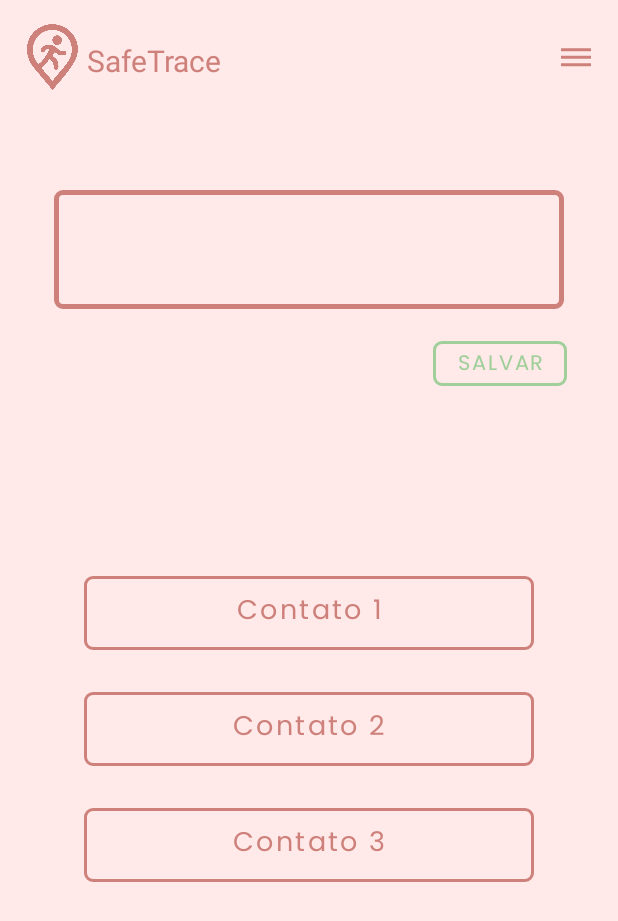
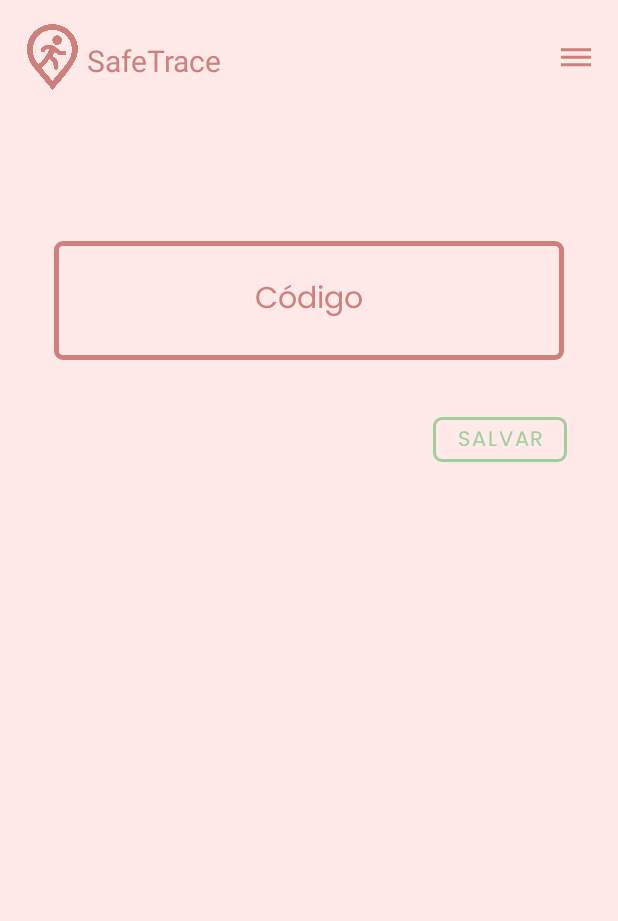
Before and after one commit to SafeTrace-Univates/safetrace-app, an Android app: the CadastroContatosActivity screen opened directly, with no data from a screen before it, on a phone screen of 412 x 824 dp. Shown: the top 921 px of the screen. Run offline under Robolectric (Android 15) with nearby library versions, the phone set to English and light mode, and no system bars; Roboto replaces fonts that are not available here.

Commit message:
Correções do Menu, a tela que abre, e da tela de Contatos de Confiança

```diff
--- a/app/src/main/java/com/example/safetrace/CadastroContatosActivity.java
+++ b/app/src/main/java/com/example/safetrace/CadastroContatosActivity.java
@@ -4,26 +4,40 @@ import android.content.Intent;
 import android.net.Uri;
 import android.os.Bundle;
 import android.text.TextUtils;
+import android.view.MenuItem;
+import android.view.View;
 import android.widget.EditText;
+import android.widget.ImageView;
+import android.widget.LinearLayout;
+import android.widget.ScrollView;
 import android.widget.Toast;
 
+import java.util.ArrayList;
+import java.util.List;
+
 import androidx.activity.OnBackPressedCallback;
+import androidx.annotation.NonNull;
+import androidx.appcompat.app.ActionBarDrawerToggle;
 import androidx.appcompat.app.AppCompatActivity;
+import androidx.drawerlayout.widget.DrawerLayout;
 
 import com.google.android.material.button.MaterialButton;
+import com.google.android.material.navigation.NavigationView;
 
-public class CadastroContatosActivity extends AppCompatActivity {
+public class CadastroContatosActivity extends AppCompatActivity implements NavigationView.OnNavigationItemSelectedListener {
 
     private EditText editTextCodigo;
     private MaterialButton buttonSalvar;
-    private MaterialButton buttonContato1;
-    private MaterialButton buttonContato2;
-    private MaterialButton buttonContato3;
+    private ImageView imageViewMenu;
+    private ScrollView scrollViewContatos;
+    private LinearLayout layoutContatos;
 
-    // Simulação de contatos salvos (pode ser expandido com banco de dados)
-    private String contato1 = "";
-    private String contato2 = "";
-    private String contato3 = "";
+    private DrawerLayout drawerLayout;
+    private NavigationView navigationView;
+    private ActionBarDrawerToggle toggle;
+
+    // Lista dinâmica de contatos
+    private List<String> contatos = new ArrayList<>();
 
     @Override
     protected void onCreate(Bundle savedInstanceState) {
@@ -31,62 +45,44 @@ public class CadastroContatosActivity extends AppCompatActivity {
         setContentView(R.layout.activity_cadastro_contatos);
 
         initializeViews();
+        setupDrawer();
         setupClickListeners();
-        setupFocusListener();
-        setupBackPressedCallback();
-        updateContactButtons();
+        updateContactList();
     }
 
     private void initializeViews() {
         editTextCodigo = findViewById(R.id.editTextCodigo);
         buttonSalvar = findViewById(R.id.buttonSalvar);
-        buttonContato1 = findViewById(R.id.buttonContato1);
-        buttonContato2 = findViewById(R.id.buttonContato2);
-        buttonContato3 = findViewById(R.id.buttonContato3);
+        imageViewMenu = findViewById(R.id.imageViewMenu);
+        scrollViewContatos = findViewById(R.id.scrollViewContatos);
+        layoutContatos = findViewById(R.id.layoutContatos);
+
+        drawerLayout = findViewById(R.id.drawer_layout);
+        navigationView = findViewById(R.id.nav_view);
+    }
+
+    private void setupDrawer() {
+        toggle = new ActionBarDrawerToggle(this, drawerLayout, R.string.navigation_drawer_open, R.string.navigation_drawer_close);
+        drawerLayout.addDrawerListener(toggle);
+        toggle.syncState();
+
+        navigationView.setNavigationItemSelectedListener(this);
     }
 
     private void setupClickListeners() {
         buttonSalvar.setOnClickListener(v -> saveContact());
 
-        buttonContato1.setOnClickListener(v -> {
-            if (!TextUtils.isEmpty(contato1)) {
-                makeCall(contato1);
-            } else {
-                Toast.makeText(CadastroContatosActivity.this, getString(R.string.contact1_not_configured), Toast.LENGTH_SHORT).show();
-            }
-        });
-
-        buttonContato2.setOnClickListener(v -> {
-            if (!TextUtils.isEmpty(contato2)) {
-                makeCall(contato2);
-            } else {
-                Toast.makeText(CadastroContatosActivity.this, getString(R.string.contact2_not_configured), Toast.LENGTH_SHORT).show();
-            }
-        });
-
-        buttonContato3.setOnClickListener(v -> {
-            if (!TextUtils.isEmpty(contato3)) {
-                makeCall(contato3);
-            } else {
-                Toast.makeText(CadastroContatosActivity.this, getString(R.string.contact3_not_configured), Toast.LENGTH_SHORT).show();
-            }
+        // Menu - abre o drawer lateral
+        imageViewMenu.setOnClickListener(v -> {
+            drawerLayout.openDrawer(navigationView);
         });
     }
 
-    private void setupFocusListener() {
-        editTextCodigo.setOnFocusChangeListener((v, hasFocus) -> {
-            if (hasFocus && editTextCodigo.getText().toString().equals(getString(R.string.code_placeholder))) {
-                editTextCodigo.setText("");
-            } else if (!hasFocus && TextUtils.isEmpty(editTextCodigo.getText().toString())) {
-                editTextCodigo.setText(getString(R.string.code_placeholder));
-            }
-        });
-    }
 
     private void saveContact() {
         String codigo = editTextCodigo.getText().toString().trim();
 
-        if (TextUtils.isEmpty(codigo) || codigo.equals(getString(R.string.code_placeholder))) {
+        if (TextUtils.isEmpty(codigo)) {
             Toast.makeText(this, getString(R.string.enter_contact_code), Toast.LENGTH_SHORT).show();
             editTextCodigo.requestFocus();
             return;
@@ -101,47 +97,126 @@ public class CadastroContatosActivity extends AppCompatActivity {
             return;
         }
 
-        // Salvar no primeiro slot vazio
-        if (TextUtils.isEmpty(contato1)) {
-            contato1 = codigo;
-            Toast.makeText(this, getString(R.string.contact1_saved, codigo), Toast.LENGTH_SHORT).show();
-        } else if (TextUtils.isEmpty(contato2)) {
-            contato2 = codigo;
-            Toast.makeText(this, getString(R.string.contact2_saved, codigo), Toast.LENGTH_SHORT).show();
-        } else if (TextUtils.isEmpty(contato3)) {
-            contato3 = codigo;
-            Toast.makeText(this, getString(R.string.contact3_saved, codigo), Toast.LENGTH_SHORT).show();
-        } else {
-            Toast.makeText(this, getString(R.string.all_contacts_filled), Toast.LENGTH_SHORT).show();
+        // Verificar se o contato já existe
+        if (contatos.contains(codigo)) {
+            Toast.makeText(this, "Este contato já foi cadastrado", Toast.LENGTH_SHORT).show();
+            editTextCodigo.requestFocus();
             return;
         }
 
-        editTextCodigo.setText(getString(R.string.code_placeholder));
-        updateContactButtons();
+        // Adicionar contato à lista
+        contatos.add(codigo);
+        Toast.makeText(this, "Contato salvo: " + codigo, Toast.LENGTH_SHORT).show();
+
+        editTextCodigo.setText("");
+        updateContactList();
+
+        // Manter o foco no campo de código para facilitar cadastro de mais contatos
+        editTextCodigo.requestFocus();
     }
 
-    private void updateContactButtons() {
-        buttonContato1.setText(TextUtils.isEmpty(contato1) ? getString(R.string.contact1) : getString(R.string.contact1) + "\n" + contato1);
-        buttonContato2.setText(TextUtils.isEmpty(contato2) ? getString(R.string.contact2) : getString(R.string.contact2) + "\n" + contato2);
-        buttonContato3.setText(TextUtils.isEmpty(contato3) ? getString(R.string.contact3) : getString(R.string.contact3) + "\n" + contato3);
+    private void updateContactList() {
+        // Verificar se os componentes estão inicializados
+        if (layoutContatos == null || scrollViewContatos == null) {
+            return;
+        }
+
+        // Limpar a lista atual
+        layoutContatos.removeAllViews();
+
+        // Mostrar lista apenas se houver contatos cadastrados
+        if (contatos.isEmpty()) {
+            scrollViewContatos.setVisibility(View.GONE);
+            return;
+        }
+
+        scrollViewContatos.setVisibility(View.VISIBLE);
+
+        // Criar botões dinamicamente para cada contato
+        for (int i = 0; i < contatos.size(); i++) {
+            String contato = contatos.get(i);
+            if (contato != null && !contato.isEmpty()) {
+                MaterialButton button = createContactButton(contato, i);
+                layoutContatos.addView(button);
+            }
+        }
+    }
+
+    private MaterialButton createContactButton(String phoneNumber, int index) {
+        MaterialButton button = new MaterialButton(this);
+
+        // Verificar se o número de telefone é válido
+        if (phoneNumber == null || phoneNumber.isEmpty()) {
+            return button;
+        }
+
+        // Configurar layout
+        LinearLayout.LayoutParams params = new LinearLayout.LayoutParams(
+            (int) (250 * getResources().getDisplayMetrics().density), // 250dp
+            (int) (61 * getResources().getDisplayMetrics().density)   // 61dp
+        );
+        params.setMargins(0, (int) (8 * getResources().getDisplayMetrics().density), 0, (int) (8 * getResources().getDisplayMetrics().density));
+        button.setLayoutParams(params);
+
+        // Configurar aparência
+        button.setText(phoneNumber);
+        button.setTextSize(18);
+        button.setTextColor(getResources().getColor(R.color.primaria));
+        button.setBackgroundTintList(getResources().getColorStateList(android.R.color.transparent));
+        button.setStrokeColor(getResources().getColorStateList(R.color.primaria));
+        button.setStrokeWidth((int) (2 * getResources().getDisplayMetrics().density));
+        button.setCornerRadius((int) (6 * getResources().getDisplayMetrics().density));
+        button.setRippleColor(getResources().getColorStateList(R.color.primaria));
+        button.setAllCaps(false);
+
+        // Remover efeitos de sombra
+        button.setElevation(0);
+        button.setStateListAnimator(null);
+
+        // Configurar click listener
+        button.setOnClickListener(v -> makeCall(phoneNumber));
+
+        return button;
     }
 
     private void makeCall(String phoneNumber) {
-        Intent callIntent = new Intent(Intent.ACTION_CALL);
-        callIntent.setData(Uri.parse("tel:" + phoneNumber));
-        startActivity(callIntent);
+        Intent dialIntent = new Intent(Intent.ACTION_DIAL);
+        dialIntent.setData(Uri.parse("tel:" + phoneNumber));
+        startActivity(dialIntent);
     }
 
-    private void setupBackPressedCallback() {
-        OnBackPressedCallback callback = new OnBackPressedCallback(true) {
-            @Override
-            public void handleOnBackPressed() {
-                // Voltar para MainActivity
-                Intent intent = new Intent(CadastroContatosActivity.this, MainActivity.class);
-                startActivity(intent);
-                finish();
-            }
-        };
-        getOnBackPressedDispatcher().addCallback(this, callback);
+
+    @Override
+    public void onBackPressed() {
+        if (drawerLayout.isDrawerOpen(navigationView)) {
+            drawerLayout.closeDrawer(navigationView);
+        } else {
+            // Usar comportamento padrão do Android
+            super.onBackPressed();
+        }
+    }
+
+    @Override
+    public boolean onNavigationItemSelected(@NonNull MenuItem item) {
+        int id = item.getItemId();
+
+        if (id == R.id.nav_home) {
+            // Navegar para a tela principal
+            Intent intent = new Intent(this, MainActivity.class);
+            startActivity(intent);
+            finish();
+        } else if (id == R.id.nav_contatos_confianca) {
+            // Já estamos na tela de contatos de confiança, apenas fechar o drawer
+            drawerLayout.closeDrawer(navigationView);
+        } else if (id == R.id.nav_logout) {
+            // Fazer logout - voltar para tela de login
+            Intent intent = new Intent(this, LoginActivity.class);
+            intent.setFlags(Intent.FLAG_ACTIVITY_NEW_TASK | Intent.FLAG_ACTIVITY_CLEAR_TASK);
+            startActivity(intent);
+            finish();
+        }
+
+        drawerLayout.closeDrawer(navigationView);
+        return true;
     }
 }
--- a/app/src/main/java/com/example/safetrace/MainActivity.java
+++ b/app/src/main/java/com/example/safetrace/MainActivity.java
@@ -109,7 +109,10 @@ public class MainActivity extends AppCompatActivity implements NavigationView.On
     public boolean onNavigationItemSelected(@NonNull MenuItem item) {
         int id = item.getItemId();
 
-        if (id == R.id.nav_contatos_confianca) {
+        if (id == R.id.nav_home) {
+            // Já estamos na tela principal, apenas fechar o drawer
+            drawerLayout.closeDrawer(navigationView);
+        } else if (id == R.id.nav_contatos_confianca) {
             // Navegar para a tela de contatos de confiança
             Intent intent = new Intent(this, CadastroContatosActivity.class);
             startActivity(intent);
--- /dev/null
+++ b/app/src/main/res/drawable/baseline_home_24.xml
@@ -0,0 +1,10 @@
+<vector xmlns:android="http://schemas.android.com/apk/res/android"
+    android:width="24dp"
+    android:height="24dp"
+    android:viewportWidth="24"
+    android:viewportHeight="24"
+    android:tint="?attr/colorOnSurface">
+  <path
+      android:fillColor="@android:color/white"
+      android:pathData="M10,20v-6h4v6h5v-8h3L12,3 2,12h3v8z"/>
+</vector>
--- a/app/src/main/res/layout/activity_cadastro_contatos.xml
+++ b/app/src/main/res/layout/activity_cadastro_contatos.xml
@@ -1,7 +1,13 @@
 <?xml version="1.0" encoding="utf-8"?>
+<androidx.drawerlayout.widget.DrawerLayout xmlns:android="http://schemas.android.com/apk/res/android"
+    xmlns:app="http://schemas.android.com/apk/res-auto"
+    xmlns:tools="http://schemas.android.com/tools"
+    android:id="@+id/drawer_layout"
+    android:layout_width="match_parent"
+    android:layout_height="match_parent"
+    tools:openDrawer="end">
+
 <androidx.constraintlayout.widget.ConstraintLayout
-    xmlns:android="http://schemas.android.com/apk/res/android"
-    xmlns:app="http://schemas.android.com/apk/res-auto"
     android:id="@+id/cadastroContatos"
     android:layout_width="match_parent"
     android:layout_height="match_parent"
@@ -41,7 +47,7 @@
         android:layout_width="wrap_content"
         android:layout_height="wrap_content"
         android:orientation="horizontal"
-        app:layout_constraintGuide_begin="272dp" />
+        app:layout_constraintGuide_begin="340dp" />
 
 
     <androidx.constraintlayout.widget.Guideline
@@ -109,10 +115,11 @@
         android:layout_height="wrap_content"
         android:ems="10"
         android:fontFamily="@font/poppins"
-        android:inputType="text"
-        android:text="Código"
+        android:inputType="phone"
+        android:hint="Código"
         android:textAlignment="center"
         android:textColor="@color/primaria"
+        android:textColorHint="@color/primaria"
         android:background="@android:color/transparent"
         android:textSize="20sp"
         app:layout_constraintBottom_toBottomOf="@+id/buttonBordaCodigo"
@@ -144,8 +151,9 @@
     <!-- ScrollView Contatos -->
     <ScrollView
         android:id="@+id/scrollViewContatos"
-        android:layout_width="340dp"
-        android:layout_height="340dp"
+        android:layout_width="310dp"
+        android:layout_height="350dp"
+        android:visibility="gone"
         app:layout_constraintBottom_toTopOf="@+id/guidelineBordaFim"
         app:layout_constraintEnd_toStartOf="@+id/guidelineBordaDireita"
         app:layout_constraintStart_toStartOf="@+id/guidelineBordaEsquerda"
@@ -154,69 +162,26 @@
 
         <LinearLayout
             android:id="@+id/layoutContatos"
-            android:layout_width="340dp"
+            android:layout_width="310dp"
             android:layout_height="wrap_content"
             android:gravity="center_horizontal"
             android:orientation="vertical"
             android:paddingTop="4dp"
             android:paddingBottom="4dp">
 
-            <!-- botões de contato -->
-            <com.google.android.material.button.MaterialButton
-                android:id="@+id/buttonContato1"
-                android:layout_width="300dp"
-                android:layout_height="61dp"
-                android:layout_marginTop="8dp"
-                android:layout_marginBottom="8dp"
-                android:backgroundTint="@android:color/transparent"
-                android:fontFamily="@font/poppins"
-                android:stateListAnimator="@null"
-                android:text="Contato 1"
-                android:textAllCaps="false"
-                android:textColor="@color/primaria"
-                android:textSize="18sp"
-                app:cornerRadius="6dp"
-                app:rippleColor="@color/primaria"
-                app:strokeColor="@color/primaria"
-                app:strokeWidth="2dp" />
-
-            <com.google.android.material.button.MaterialButton
-                android:id="@+id/buttonContato2"
-                android:layout_width="300dp"
-                android:layout_height="61dp"
-                android:layout_marginTop="8dp"
-                android:layout_marginBottom="8dp"
-                android:backgroundTint="@android:color/transparent"
-                android:fontFamily="@font/poppins"
-                android:stateListAnimator="@null"
-                android:text="Contato 2"
-                android:textAllCaps="false"
-                android:textColor="@color/primaria"
-                android:textSize="18sp"
-                app:cornerRadius="6dp"
-                app:rippleColor="@color/primaria"
-                app:strokeColor="@color/primaria"
-                app:strokeWidth="2dp" />
-
-            <com.google.android.material.button.MaterialButton
-                android:id="@+id/buttonContato3"
-                android:layout_width="300dp"
-                android:layout_height="61dp"
-                android:layout_marginTop="8dp"
-                android:layout_marginBottom="8dp"
-                android:backgroundTint="@android:color/transparent"
-                android:fontFamily="@font/poppins"
-                android:stateListAnimator="@null"
-                android:text="Contato 3"
-                android:textAllCaps="false"
-                android:textColor="@color/primaria"
-                android:textSize="18sp"
-                app:cornerRadius="6dp"
-                app:rippleColor="@color/primaria"
-                app:strokeColor="@color/primaria"
-                app:strokeWidth="2dp" />
+            <!-- Botões de contato serão criados dinamicamente aqui -->
 
         </LinearLayout>
     </ScrollView>
 
 </androidx.constraintlayout.widget.ConstraintLayout>
+
+<com.google.android.material.navigation.NavigationView
+    android:id="@+id/nav_view"
+    android:layout_width="wrap_content"
+    android:layout_height="match_parent"
+    android:layout_gravity="end"
+    app:headerLayout="@layout/nav_header_main"
+    app:menu="@menu/activity_main_drawer" />
+
+</androidx.drawerlayout.widget.DrawerLayout>
--- a/app/src/main/res/layout/activity_main.xml
+++ b/app/src/main/res/layout/activity_main.xml
@@ -230,7 +230,7 @@
         android:id="@+id/nav_view"
         android:layout_width="wrap_content"
         android:layout_height="match_parent"
-        android:layout_gravity="start"
+        android:layout_gravity="end"
         app:headerLayout="@layout/nav_header_main"
         app:menu="@menu/activity_main_drawer" />
 
--- a/app/src/main/res/menu/activity_main_drawer.xml
+++ b/app/src/main/res/menu/activity_main_drawer.xml
@@ -4,6 +4,10 @@
     tools:showIn="navigation_view">
 
     <group android:checkableBehavior="single">
+        <item
+            android:id="@+id/nav_home"
+            android:icon="@drawable/baseline_home_24"
+            android:title="Home" />
         <item
             android:id="@+id/nav_contatos_confianca"
             android:icon="@drawable/baseline_contacts_24"
```
Also changed, not shown: app/src/main/AndroidManifest.xml (+4 -4 lines).
